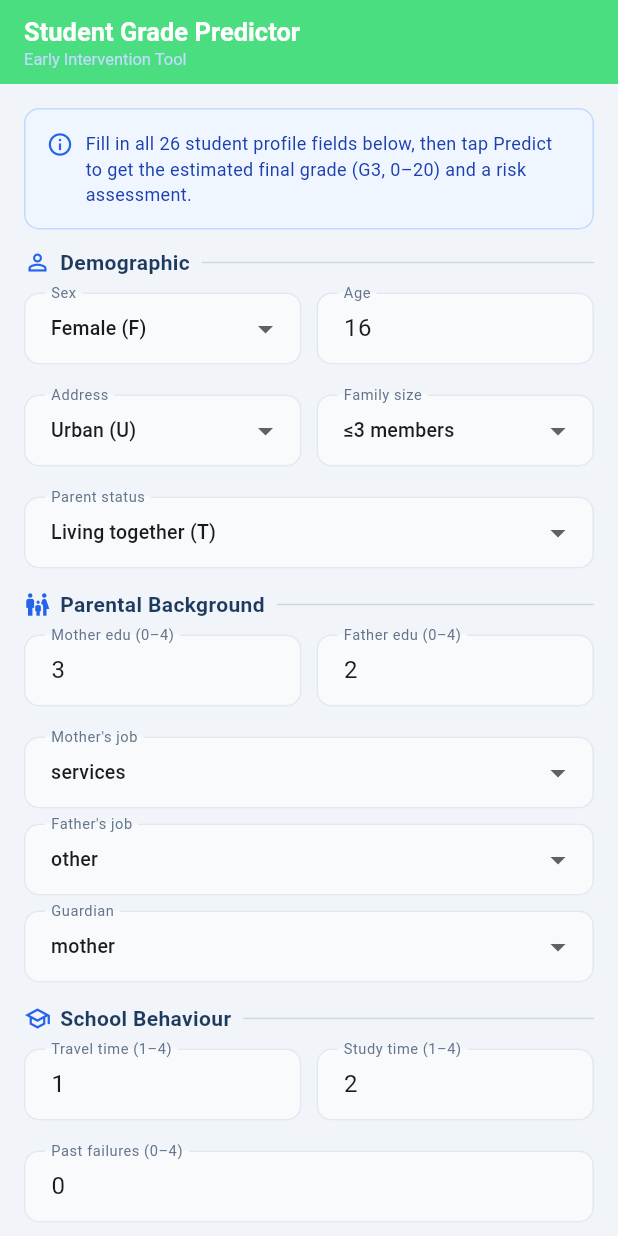
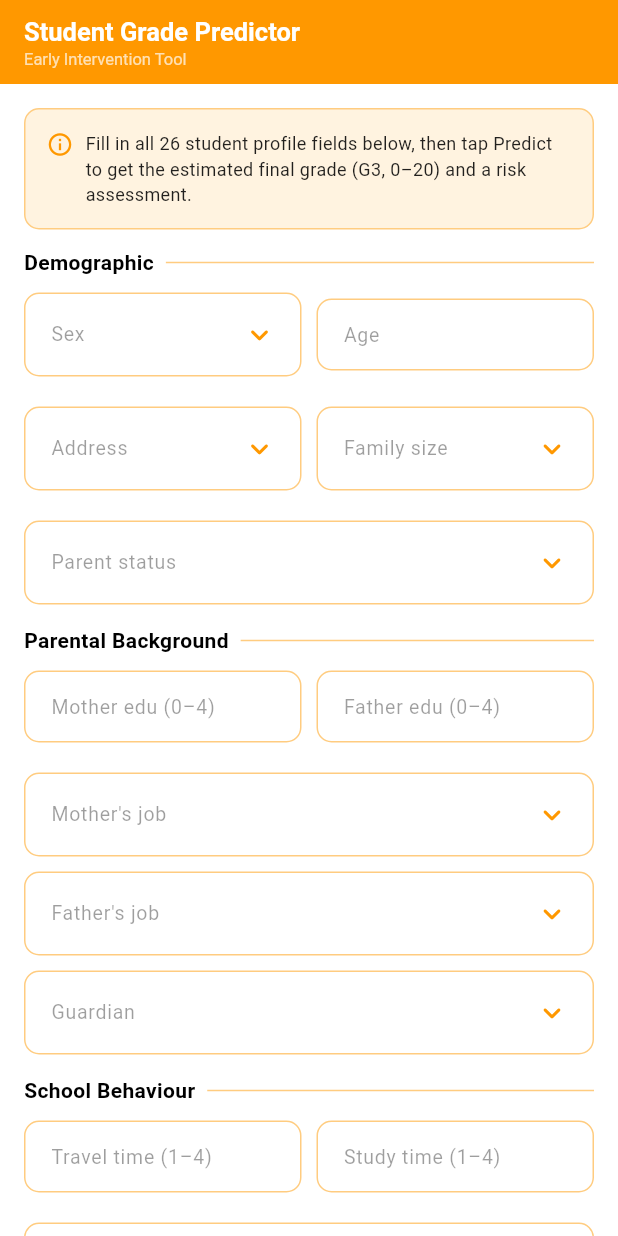
Before and after one commit to Phinatech/linear_regression_model, a Flutter app: the screen it shows after launch, on a phone screen of 412 x 824 dp. Run offline on Flutter 3.47's test engine with Material 3 defaults, Android fonts, the phone set to English and light mode, and no system bars.

Commit message:
Refactor UI components and improve form validation in Student Grade Predictor app

```diff
--- a/summatives/FlutterApp/student_grade_predictor/lib/main.dart
+++ b/summatives/FlutterApp/student_grade_predictor/lib/main.dart
@@ -15,24 +15,24 @@ class StudentPredictorApp extends StatelessWidget {
       debugShowCheckedModeBanner: false,
       theme: ThemeData(
         colorScheme: ColorScheme.fromSeed(
-          seedColor: const Color(0xFF2563EB),
+          seedColor: const Color(0xFFFF9800),
           brightness: Brightness.light,
         ),
+        scaffoldBackgroundColor: Colors.white,
         useMaterial3: true,
         inputDecorationTheme: InputDecorationTheme(
-          filled: true,
-          fillColor: const Color(0xFFF8FAFC),
+          filled: false,
           border: OutlineInputBorder(
             borderRadius: BorderRadius.circular(10),
-            borderSide: const BorderSide(color: Color(0xFFE2E8F0)),
+            borderSide: const BorderSide(color: Color(0xFFFFCC80)),
           ),
           enabledBorder: OutlineInputBorder(
             borderRadius: BorderRadius.circular(10),
-            borderSide: const BorderSide(color: Color(0xFFE2E8F0)),
+            borderSide: const BorderSide(color: Color(0xFFFFCC80)),
           ),
           focusedBorder: OutlineInputBorder(
             borderRadius: BorderRadius.circular(10),
-            borderSide: const BorderSide(color: Color(0xFF2563EB), width: 2),
+            borderSide: const BorderSide(color: Color(0xFFFF9800), width: 2),
           ),
           errorBorder: OutlineInputBorder(
             borderRadius: BorderRadius.circular(10),
@@ -40,7 +40,7 @@ class StudentPredictorApp extends StatelessWidget {
           ),
           contentPadding:
               const EdgeInsets.symmetric(horizontal: 14, vertical: 12),
-          labelStyle: const TextStyle(color: Color(0xFF64748B), fontSize: 13),
+          labelStyle: const TextStyle(color: Colors.black87, fontSize: 13),
         ),
       ),
       home: const PredictionPage(),
--- a/summatives/FlutterApp/student_grade_predictor/lib/prediction_page.dart
+++ b/summatives/FlutterApp/student_grade_predictor/lib/prediction_page.dart
@@ -20,36 +20,36 @@ class _PredictionPageState extends State<PredictionPage> {
   final _formKey = GlobalKey<FormState>();
 
   // ── Numeric text controllers ─────────────────
-  final _age        = TextEditingController(text: '16');
-  final _medu       = TextEditingController(text: '3');
-  final _fedu       = TextEditingController(text: '2');
-  final _traveltime = TextEditingController(text: '1');
-  final _studytime  = TextEditingController(text: '2');
-  final _failures   = TextEditingController(text: '0');
-  final _famrel     = TextEditingController(text: '4');
-  final _freetime   = TextEditingController(text: '3');
-  final _goout      = TextEditingController(text: '2');
-  final _dalc       = TextEditingController(text: '1');
-  final _walc       = TextEditingController(text: '2');
-  final _health     = TextEditingController(text: '4');
-  final _absences   = TextEditingController(text: '4');
+  final _age        = TextEditingController();
+  final _medu       = TextEditingController();
+  final _fedu       = TextEditingController();
+  final _traveltime = TextEditingController();
+  final _studytime  = TextEditingController();
+  final _failures   = TextEditingController();
+  final _famrel     = TextEditingController();
+  final _freetime   = TextEditingController();
+  final _goout      = TextEditingController();
+  final _dalc       = TextEditingController();
+  final _walc       = TextEditingController();
+  final _health     = TextEditingController();
+  final _absences   = TextEditingController();
 
   // ── Dropdown values ──────────────────────────
-  String _sex        = 'F';
-  String _address    = 'U';
-  String _famsize    = 'LE3';
-  String _pstatus    = 'T';
-  String _mjob       = 'services';
-  String _fjob       = 'other';
-  String _guardian   = 'mother';
-  String _schoolsup  = 'no';
-  String _famsup     = 'yes';
-  String _paid       = 'no';
-  String _activities = 'yes';
-  String _nursery    = 'yes';
-  String _higher     = 'yes';
-  String _internet   = 'yes';
-  String _romantic   = 'no';
+  String? _sex;
+  String? _address;
+  String? _famsize;
+  String? _pstatus;
+  String? _mjob;
+  String? _fjob;
+  String? _guardian;
+  String? _schoolsup;
+  String? _famsup;
+  String? _paid;
+  String? _activities;
+  String? _nursery;
+  String? _higher;
+  String? _internet;
+  String? _romantic;
 
   // ── Result state ─────────────────────────────
   String? _resultGrade;
@@ -70,27 +70,27 @@ class _PredictionPageState extends State<PredictionPage> {
 
   // ── Build payload for API ────────────────────
   Map<String, dynamic> _buildPayload() => {
-        'sex':        _sex,
+        'sex':        _sex!,
         'age':        int.parse(_age.text),
-        'address':    _address,
-        'famsize':    _famsize,
-        'Pstatus':    _pstatus,
+        'address':    _address!,
+        'famsize':    _famsize!,
+        'Pstatus':    _pstatus!,
         'Medu':       int.parse(_medu.text),
         'Fedu':       int.parse(_fedu.text),
-        'Mjob':       _mjob,
-        'Fjob':       _fjob,
-        'guardian':   _guardian,
+        'Mjob':       _mjob!,
+        'Fjob':       _fjob!,
+        'guardian':   _guardian!,
         'traveltime': int.parse(_traveltime.text),
         'studytime':  int.parse(_studytime.text),
         'failures':   int.parse(_failures.text),
-        'schoolsup':  _schoolsup,
-        'famsup':     _famsup,
-        'paid':       _paid,
-        'activities': _activities,
-        'nursery':    _nursery,
-        'higher':     _higher,
-        'internet':   _internet,
-        'romantic':   _romantic,
+        'schoolsup':  _schoolsup!,
+        'famsup':     _famsup!,
+        'paid':       _paid!,
+        'activities': _activities!,
+        'nursery':    _nursery!,
+        'higher':     _higher!,
+        'internet':   _internet!,
+        'romantic':   _romantic!,
         'famrel':     int.parse(_famrel.text),
         'freetime':   int.parse(_freetime.text),
         'goout':      int.parse(_goout.text),
@@ -130,21 +130,21 @@ class _PredictionPageState extends State<PredictionPage> {
   @override
   Widget build(BuildContext context) {
     return Scaffold(
-      backgroundColor: const Color(0xFFF1F5F9),
+      backgroundColor: Colors.white,
       appBar: AppBar(
-        backgroundColor: const Color(0xFF4ADE80),
-        foregroundColor: Colors.white,
+        backgroundColor: const Color(0xFFFF9800),
+        foregroundColor: Colors.black,
         elevation: 0,
         title: const Column(
           crossAxisAlignment: CrossAxisAlignment.start,
           children: [
             Text(
               'Student Grade Predictor',
-              style: TextStyle(fontSize: 17, fontWeight: FontWeight.w600),
+              style: TextStyle(fontSize: 17, fontWeight: FontWeight.w600, color: Colors.white),
             ),
             Text(
               'Early Intervention Tool',
-              style: TextStyle(fontSize: 11, color: Color(0xFFBFDBFE)),
+              style: TextStyle(fontSize: 11, color: Colors.white70),
             ),
           ],
         ),
@@ -162,7 +162,7 @@ class _PredictionPageState extends State<PredictionPage> {
             const SizedBox(height: 12),
 
             // ── Section 1: Demographic ──
-            const SectionHeader('Demographic', Icons.person_outline),
+            const SectionHeader('Demographic'),
             TwoColumn(
               left: AppDropdown(
                 label: 'Sex',
@@ -199,8 +199,7 @@ class _PredictionPageState extends State<PredictionPage> {
             const SizedBox(height: 4),
 
             // ── Section 2: Parental Background ──
-            const SectionHeader(
-                'Parental Background', Icons.family_restroom),
+            const SectionHeader('Parental Background'),
             TwoColumn(
               left: NumField(_medu, 'Mother edu (0–4)', min: 0, max: 4),
               right: NumField(_fedu, 'Father edu (0–4)', min: 0, max: 4),
@@ -230,13 +229,10 @@ class _PredictionPageState extends State<PredictionPage> {
             const SizedBox(height: 4),
 
             // ── Section 3: School Behaviour ──
-            const SectionHeader(
-                'School Behaviour', Icons.school_outlined),
+            const SectionHeader('School Behaviour'),
             TwoColumn(
-              left: NumField(_traveltime, 'Travel time (1–4)',
-                  min: 1, max: 4, hint: '1=<15 min  4=>1h'),
-              right: NumField(_studytime, 'Study time (1–4)',
-                  min: 1, max: 4, hint: '1=<2h  4=>10h'),
+              left: NumField(_traveltime, 'Travel time (1–4)', min: 1, max: 4, hint: '1=<15 min  4=>1h'),
+              right: NumField(_studytime, 'Study time (1–4)', min: 1, max: 4, hint: '1=<2h  4=>10h'),
             ),
             NumField(_failures, 'Past failures (0–4)', min: 0, max: 4),
             TwoColumn(
@@ -290,27 +286,20 @@ class _PredictionPageState extends State<PredictionPage> {
             const SizedBox(height: 4),
 
             // ── Section 4: Social & Health ──
-            const SectionHeader(
-                'Social & Health', Icons.favorite_outline),
+            const SectionHeader('Social & Health'),
             TwoColumn(
-              left: NumField(_famrel, 'Family relation (1–5)',
-                  min: 1, max: 5, hint: '1=bad  5=excellent'),
-              right: NumField(_freetime, 'Free time (1–5)',
-                  min: 1, max: 5),
+              left: NumField(_famrel, 'Family relation (1–5)', min: 1, max: 5, hint: '1=bad  5=excellent'),
+              right: NumField(_freetime, 'Free time (1–5)', min: 1, max: 5),
             ),
             TwoColumn(
               left: NumField(_goout, 'Goes out (1–5)', min: 1, max: 5),
-              right: NumField(_health, 'Health (1–5)',
-                  min: 1, max: 5, hint: '1=bad  5=good'),
+              right: NumField(_health, 'Health (1–5)', min: 1, max: 5, hint: '1=bad  5=good'),
             ),
             TwoColumn(
-              left: NumField(_dalc, 'Weekday alcohol (1–5)',
-                  min: 1, max: 5),
-              right: NumField(_walc, 'Weekend alcohol (1–5)',
-                  min: 1, max: 5),
+              left: NumField(_dalc, 'Weekday alcohol (1–5)', min: 1, max: 5),
+              right: NumField(_walc, 'Weekend alcohol (1–5)', min: 1, max: 5),
             ),
-            NumField(_absences, 'School absences (0–93)',
-                min: 0, max: 93),
+            NumField(_absences, 'School absences (0–93)', min: 0, max: 93),
             const SizedBox(height: 24),
 
             // ── Predict button ──
@@ -319,7 +308,7 @@ class _PredictionPageState extends State<PredictionPage> {
               child: ElevatedButton(
                 onPressed: _loading ? null : _predict,
                 style: ElevatedButton.styleFrom(
-                  backgroundColor: const Color(0xFF4ADE80),
+                  backgroundColor: const Color(0xFFFF9800),
                   foregroundColor: Colors.white,
                   shape: RoundedRectangleBorder(
                       borderRadius: BorderRadius.circular(12)),
--- a/summatives/FlutterApp/student_grade_predictor/lib/result_display.dart
+++ b/summatives/FlutterApp/student_grade_predictor/lib/result_display.dart
@@ -49,12 +49,12 @@ class ResultDisplay extends StatelessWidget {
         decoration: BoxDecoration(
           color: Colors.white,
           borderRadius: BorderRadius.circular(12),
-          border: Border.all(color: const Color(0xFFE2E8F0)),
+          border: Border.all(color: const Color(0xFFFFCC80)),
         ),
         child: const Center(
           child: Text(
             'Your prediction result will appear here.',
-            style: TextStyle(color: Color(0xFF94A3B8), fontSize: 13),
+            style: TextStyle(color: Colors.black54, fontSize: 13),
           ),
         ),
       );
@@ -95,7 +95,7 @@ class ResultDisplay extends StatelessWidget {
       decoration: BoxDecoration(
         color: Colors.white,
         borderRadius: BorderRadius.circular(12),
-        border: Border.all(color: const Color(0xFFE2E8F0)),
+        border: Border.all(color: const Color(0xFFFFCC80)),
         boxShadow: [
           BoxShadow(
             color: Colors.black.withOpacity(0.04),
@@ -111,7 +111,7 @@ class ResultDisplay extends StatelessWidget {
             width: double.infinity,
             padding: const EdgeInsets.symmetric(vertical: 24),
             decoration: const BoxDecoration(
-              color: Color(0xFF2563EB),
+              color: Color(0xFFFF9800),
               borderRadius:
                   BorderRadius.vertical(top: Radius.circular(12)),
             ),
@@ -120,7 +120,7 @@ class ResultDisplay extends StatelessWidget {
                 const Text(
                   'Predicted Final Grade (G3)',
                   style: TextStyle(
-                      color: Color(0xFFBFDBFE), fontSize: 13),
+                      color: Colors.white70, fontSize: 13),
                 ),
                 const SizedBox(height: 8),
                 Text(
@@ -153,7 +153,7 @@ class ResultDisplay extends StatelessWidget {
                         style: TextStyle(
                           fontSize: 11,
                           fontWeight: FontWeight.w500,
-                          color: Color(0xFF64748B),
+                          color: Colors.black54,
                         ),
                       ),
                       const SizedBox(height: 2),
--- a/summatives/FlutterApp/student_grade_predictor/lib/widgets/form_widgets.dart
+++ b/summatives/FlutterApp/student_grade_predictor/lib/widgets/form_widgets.dart
@@ -7,7 +7,7 @@ import 'package:flutter/services.dart';
 //  form in a consistent, DRY way.
 // ─────────────────────────────────────────────
 
-/// Blue info banner shown at the top of the form.
+/// Info banner shown at the top of the form.
 class InfoCard extends StatelessWidget {
   final String text;
   const InfoCard(this.text, {super.key});
@@ -17,19 +17,19 @@ class InfoCard extends StatelessWidget {
     return Container(
       padding: const EdgeInsets.all(14),
       decoration: BoxDecoration(
-        color: const Color(0xFFEFF6FF),
+        color: const Color(0xFFFFF3E0),
         borderRadius: BorderRadius.circular(10),
-        border: Border.all(color: const Color(0xFFBFDBFE)),
+        border: Border.all(color: const Color(0xFFFFCC80)),
       ),
       child: Row(
         crossAxisAlignment: CrossAxisAlignment.start,
         children: [
-          const Icon(Icons.info_outline, color: Color(0xFF2563EB), size: 18),
+          const Icon(Icons.info_outline, color: Color(0xFFFF9800), size: 18),
           const SizedBox(width: 8),
           Expanded(
             child: Text(
               text,
-              style: const TextStyle(fontSize: 12, color: Color(0xFF1E40AF)),
+              style: const TextStyle(fontSize: 12, color: Colors.black87),
             ),
           ),
         ],
@@ -38,30 +38,32 @@ class InfoCard extends StatelessWidget {
   }
 }
 
-/// Labelled section divider with an icon.
+/// Labelled section divider with an optional icon.
 class SectionHeader extends StatelessWidget {
   final String title;
-  final IconData icon;
-  const SectionHeader(this.title, this.icon, {super.key});
+  final IconData? icon;
+  const SectionHeader(this.title, [this.icon, Key? key]) : super(key: key);
 
   @override
   Widget build(BuildContext context) {
     return Padding(
       padding: const EdgeInsets.only(bottom: 10),
       child: Row(children: [
-        Icon(icon, size: 18, color: const Color(0xFF2563EB)),
-        const SizedBox(width: 6),
+        if (icon != null) ...[
+          Icon(icon, size: 18, color: const Color(0xFFFF9800)),
+          const SizedBox(width: 6),
+        ],
         Text(
           title,
           style: const TextStyle(
             fontSize: 14,
             fontWeight: FontWeight.w600,
-            color: Color(0xFF1E3A5F),
+            color: Colors.black,
           ),
         ),
         const SizedBox(width: 8),
-        Expanded(
-          child: Divider(color: Colors.blueGrey.shade100, thickness: 1),
+        const Expanded(
+          child: Divider(color: Color(0xFFFFCC80), thickness: 1),
         ),
       ]),
     );
@@ -113,9 +115,8 @@ class NumField extends StatelessWidget {
         keyboardType: TextInputType.number,
         inputFormatters: [FilteringTextInputFormatter.digitsOnly],
         decoration: InputDecoration(
-          labelText: label,
-          hintText: hint ?? '$min – $max',
-          hintStyle: const TextStyle(fontSize: 11, color: Color(0xFFCBD5E1)),
+          hintText: label,
+          hintStyle: const TextStyle(fontSize: 13, color: Colors.black38),
         ),
         validator: (v) {
           if (v == null || v.isEmpty) return 'Required';
@@ -129,10 +130,10 @@ class NumField extends StatelessWidget {
   }
 }
 
-/// Generic dropdown field.
+/// Generic dropdown — always opens below using DropdownMenu.
 class AppDropdown extends StatelessWidget {
   final String label;
-  final String value;
+  final String? value;
   final List<String> options;
   final List<String>? labels;
   final void Function(String?) onChanged;
@@ -150,19 +151,77 @@ class AppDropdown extends StatelessWidget {
   Widget build(BuildContext context) {
     return Padding(
       padding: const EdgeInsets.only(bottom: 10),
-      child: DropdownButtonFormField<String>(
-        value: value,
-        isExpanded: true,
-        decoration: InputDecoration(labelText: label),
-        items: options.asMap().entries.map((e) {
-          final display = labels != null ? labels![e.key] : e.value;
-          return DropdownMenuItem(
-            value: e.value,
-            child: Text(display, style: const TextStyle(fontSize: 13)),
+      child: FormField<String>(
+        initialValue: value,
+        validator: (v) =>
+            (v == null || v.isEmpty) ? 'Please select an option' : null,
+        builder: (field) {
+          return Column(
+            crossAxisAlignment: CrossAxisAlignment.start,
+            children: [
+              DropdownMenu<String>(
+                initialSelection: value,
+                hintText: label,
+                expandedInsets: EdgeInsets.zero,
+                menuHeight: 220,
+                textStyle:
+                    const TextStyle(fontSize: 13, color: Colors.black87),
+                inputDecorationTheme: InputDecorationTheme(
+                  hintStyle: const TextStyle(
+                      fontSize: 13, color: Colors.black38),
+                  filled: true,
+                  fillColor: Colors.white,
+                  border: OutlineInputBorder(
+                    borderRadius: BorderRadius.circular(10),
+                    borderSide: const BorderSide(color: Color(0xFFFFCC80)),
+                  ),
+                  enabledBorder: OutlineInputBorder(
+                    borderRadius: BorderRadius.circular(10),
+                    borderSide: const BorderSide(color: Color(0xFFFFCC80)),
+                  ),
+                  focusedBorder: OutlineInputBorder(
+                    borderRadius: BorderRadius.circular(10),
+                    borderSide:
+                        const BorderSide(color: Color(0xFFFF9800), width: 2),
+                  ),
+                  contentPadding: const EdgeInsets.symmetric(
+                      horizontal: 14, vertical: 12),
+                ),
+                trailingIcon: const Icon(
+                    Icons.keyboard_arrow_down_rounded,
+                    color: Color(0xFFFF9800)),
+                selectedTrailingIcon: const Icon(
+                    Icons.keyboard_arrow_up_rounded,
+                    color: Color(0xFFFF9800)),
+                dropdownMenuEntries: options.asMap().entries.map((e) {
+                  final display =
+                      labels != null ? labels![e.key] : e.value;
+                  return DropdownMenuEntry<String>(
+                    value: e.value,
+                    label: display,
+                    style: MenuItemButton.styleFrom(
+                      foregroundColor: Colors.black87,
+                      textStyle: const TextStyle(fontSize: 13),
+                    ),
+                  );
+                }).toList(),
+                onSelected: (v) {
+                  field.didChange(v);
+                  onChanged(v);
+                },
+              ),
+              if (field.hasError)
+                Padding(
+                  padding: const EdgeInsets.only(top: 4, left: 12),
+                  child: Text(
+                    field.errorText!,
+                    style: const TextStyle(
+                        color: Color(0xFFB00020), fontSize: 12),
+                  ),
+                ),
+            ],
           );
-        }).toList(),
-        onChanged: onChanged,
-        validator: (v) => v == null ? 'Required' : null,
+        },
       ),
     );
   }
@@ -171,7 +230,7 @@ class AppDropdown extends StatelessWidget {
 /// Convenience yes/no dropdown.
 class YesNoDropdown extends StatelessWidget {
   final String label;
-  final String value;
+  final String? value;
   final void Function(String?) onChanged;
 
   const YesNoDropdown({
```
